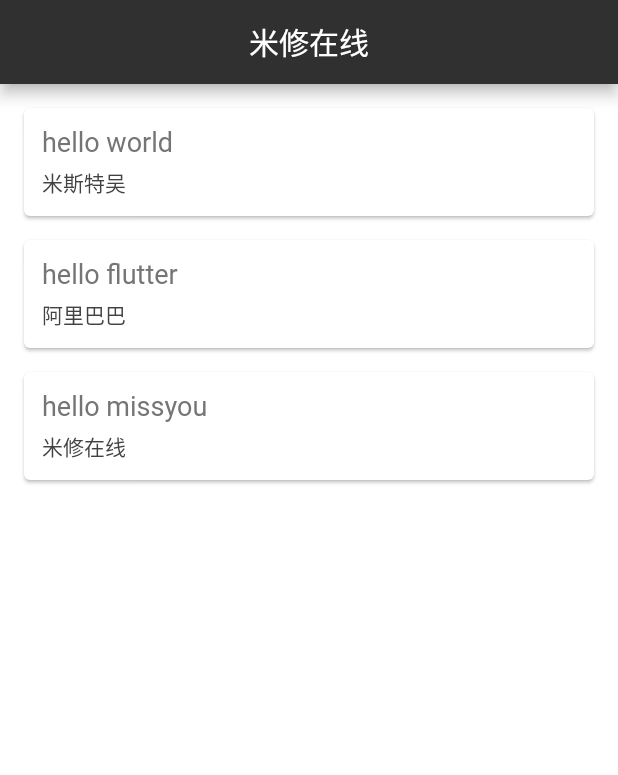
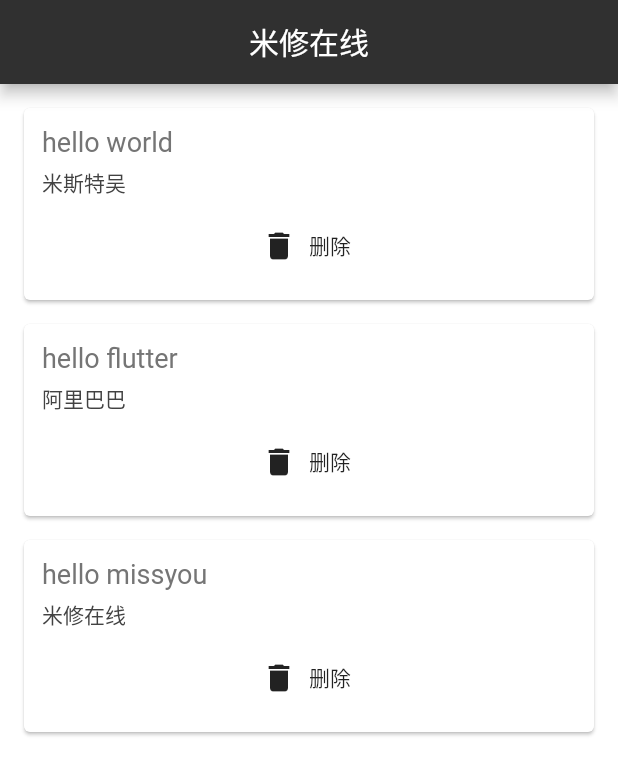
Before and after one commit to hemiahwu/flutter-basic-playlist, a Flutter app: the screen it shows after launch, on a phone screen of 412 x 824 dp. Shown: the top 775 px of the screen. Run offline on Flutter 3.47's test engine with Material 2 defaults, Android fonts, the phone set to English and light mode, and no system bars.

Commit message:
lesson-19

```diff
--- a/lib/datas_card.dart
+++ b/lib/datas_card.dart
@@ -2,9 +2,9 @@ import 'package:flutter/material.dart';
 import 'datas.dart';
 class DataCard extends StatelessWidget {
 
-  Datas data;
-
-  DataCard(this.data);
+  final Datas data;
+  final Function delete;
+  DataCard({this.data,this.delete});
 
   @override
   Widget build(BuildContext context) {
@@ -30,6 +30,12 @@ class DataCard extends StatelessWidget {
                   color: Colors.grey[800]
               ),
             ),
+            SizedBox(height: 8.0),
+            FlatButton.icon(
+              onPressed: delete,
+              label: Text('删除'),
+              icon:Icon(Icons.delete)
+            )
           ],
         ),
       ),
--- a/lib/main.dart
+++ b/lib/main.dart
@@ -31,7 +31,14 @@ class _HomeState extends State<Home> {
       ),
 
       body: Column(
-          children: datas.map((data) => DataCard(data)).toList()
+          children: datas.map((data) => DataCard(
+            data:data,
+            delete:(){
+                setState(() {
+                  datas.remove(data);
+                });
+              },
+          )).toList()
       ),
     );
   }
```
